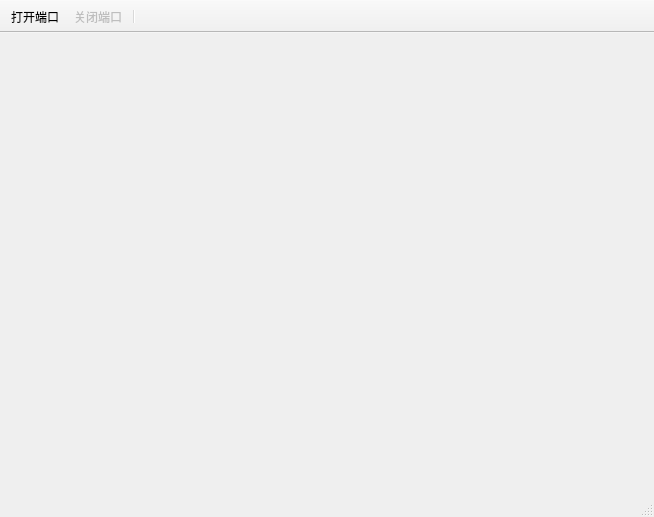
Above: mainwindow.ui from ekkohao/GIS-MONITOR before the change. Below: the same form after it.
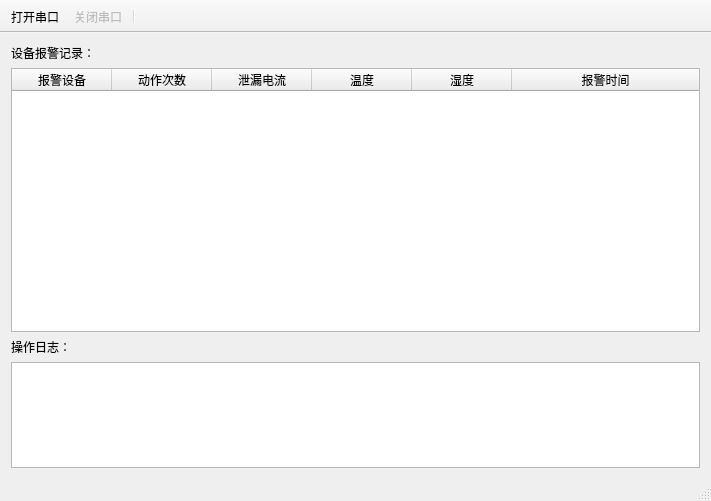
That is the form after the change. Icons and pictures are not drawn.

Patch:
```diff
--- a/mainwindow.ui
+++ b/mainwindow.ui
@@ -6,8 +6,8 @@
    <rect>
     <x>0</x>
     <y>0</y>
-    <width>654</width>
-    <height>517</height>
+    <width>711</width>
+    <height>501</height>
    </rect>
   </property>
   <property name="windowTitle">
@@ -21,6 +21,127 @@
    <property name="enabled">
     <bool>true</bool>
    </property>
+   <layout class="QVBoxLayout" name="verticalLayout_2">
+    <item>
+     <layout class="QVBoxLayout" name="verticalLayout" stretch="0,5,0,2">
+      <property name="sizeConstraint">
+       <enum>QLayout::SetMaximumSize</enum>
+      </property>
+      <item>
+       <widget class="QLabel" name="label">
+        <property name="text">
+         <string>设备报警记录：</string>
+        </property>
+       </widget>
+      </item>
+      <item>
+       <widget class="QTableWidget" name="tableWidget">
+        <property name="sizePolicy">
+         <sizepolicy hsizetype="Expanding" vsizetype="Expanding">
+          <horstretch>0</horstretch>
+          <verstretch>0</verstretch>
+         </sizepolicy>
+        </property>
+        <property name="layoutDirection">
+         <enum>Qt::LeftToRight</enum>
+        </property>
+        <property name="autoFillBackground">
+         <bool>false</bool>
+        </property>
+        <property name="frameShape">
+         <enum>QFrame::StyledPanel</enum>
+        </property>
+        <property name="frameShadow">
+         <enum>QFrame::Sunken</enum>
+        </property>
+        <property name="editTriggers">
+         <set>QAbstractItemView::NoEditTriggers</set>
+        </property>
+        <property name="selectionMode">
+         <enum>QAbstractItemView::SingleSelection</enum>
+        </property>
+        <property name="selectionBehavior">
+         <enum>QAbstractItemView::SelectRows</enum>
+        </property>
+        <property name="verticalScrollMode">
+         <enum>QAbstractItemView::ScrollPerItem</enum>
+        </property>
+        <attribute name="horizontalHeaderCascadingSectionResizes">
+         <bool>true</bool>
+        </attribute>
+        <attribute name="horizontalHeaderDefaultSectionSize">
+         <number>100</number>
+        </attribute>
+        <attribute name="horizontalHeaderHighlightSections">
+         <bool>true</bool>
+        </attribute>
+        <attribute name="horizontalHeaderShowSortIndicator" stdset="0">
+         <bool>false</bool>
+        </attribute>
+        <attribute name="horizontalHeaderStretchLastSection">
+         <bool>true</bool>
+        </attribute>
+        <attribute name="verticalHeaderShowSortIndicator" stdset="0">
+         <bool>false</bool>
+        </attribute>
+        <attribute name="verticalHeaderStretchLastSection">
+         <bool>false</bool>
+        </attribute>
+        <column>
+         <property name="text">
+          <string>报警设备</string>
+         </property>
+        </column>
+        <column>
+         <property name="text">
+          <string>动作次数</string>
+         </property>
+        </column>
+        <column>
+         <property name="text">
+          <string>泄漏电流</string>
+         </property>
+        </column>
+        <column>
+         <property name="text">
+          <string>温度</string>
+         </property>
+        </column>
+        <column>
+         <property name="text">
+          <string>湿度</string>
+         </property>
+        </column>
+        <column>
+         <property name="text">
+          <string>报警时间</string>
+         </property>
+         <property name="textAlignment">
+          <set>AlignCenter</set>
+         </property>
+        </column>
+       </widget>
+      </item>
+      <item>
+       <widget class="QLabel" name="label_2">
+        <property name="text">
+         <string>操作日志：</string>
+        </property>
+       </widget>
+      </item>
+      <item>
+       <widget class="QTextEdit" name="iologText">
+        <property name="enabled">
+         <bool>true</bool>
+        </property>
+        <property name="readOnly">
+         <bool>true</bool>
+        </property>
+       </widget>
+      </item>
+     </layout>
+    </item>
+   </layout>
   </widget>
   <widget class="QStatusBar" name="statusBar">
    <property name="whatsThis">
@@ -65,7 +186,7 @@
      <normaloff>:/main/images/open.png</normaloff>:/main/images/open.png</iconset>
    </property>
    <property name="text">
-    <string>打开端口</string>
+    <string>打开串口</string>
    </property>
    <property name="toolTip">
     <string>打开端口</string>
@@ -89,7 +210,7 @@
      <normaloff>:/main/images/stop.png</normaloff>:/main/images/stop.png</iconset>
    </property>
    <property name="text">
-    <string>关闭端口</string>
+    <string>关闭串口</string>
    </property>
    <property name="toolTip">
     <string>关闭端口</string>
```
Left out of the diff: 4 changed lines with no effect on the pictures.
